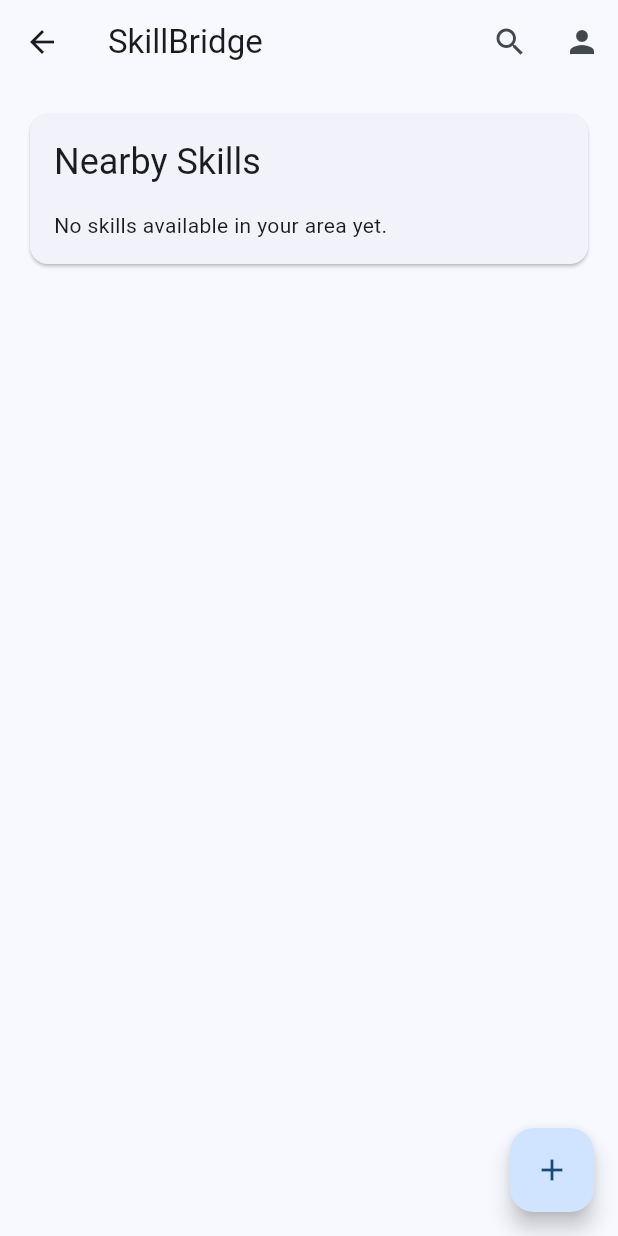
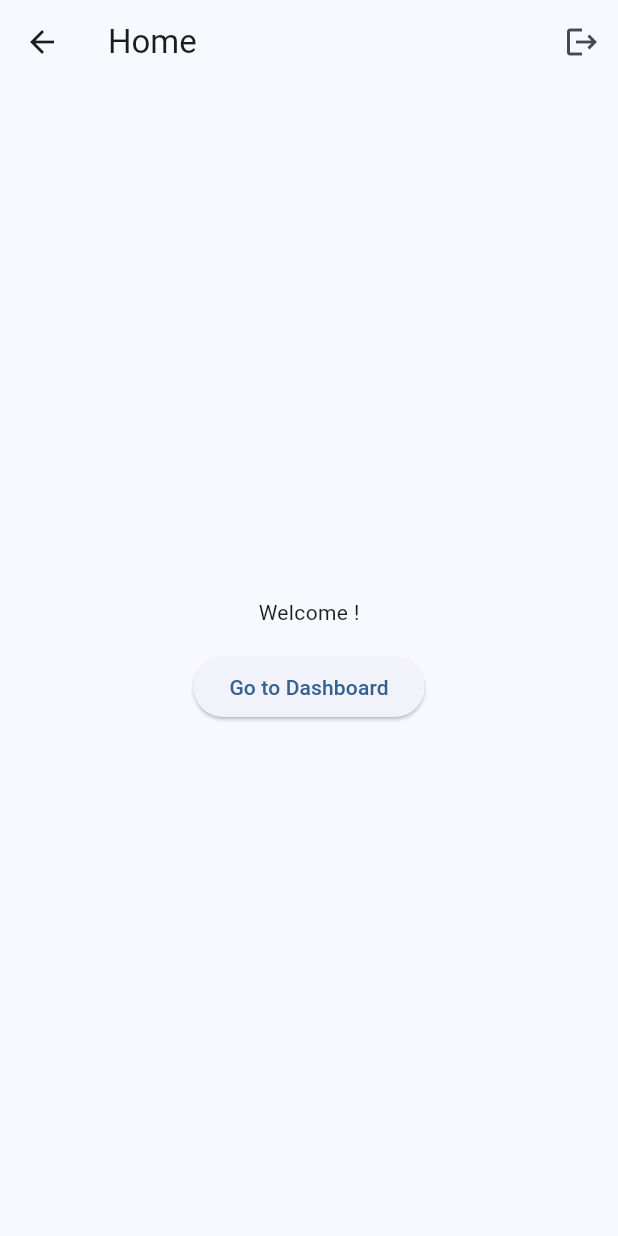
Before and after one commit to Iconoclast9000/skillbridge-community-app, a Flutter app: the HomeScreen screen opened directly, on a phone screen of 412 x 824 dp. Run offline on Flutter 3.47's test engine with Material 3 defaults, Android fonts, the phone set to English and light mode, and no system bars; our stand-ins replace flutter_secure_storage; missing offline and left inert: shared_preferences.dart; accounts and stored records are empty.

Commit message:
Fix home screen implementation

```diff
--- a/lib/screens/home/home_screen.dart
+++ b/lib/screens/home/home_screen.dart
@@ -1,47 +1,42 @@
 import 'package:flutter/material.dart';
+import 'package:provider/provider.dart';
+import '../../features/auth/admin_auth_controller.dart';
 
 class HomeScreen extends StatelessWidget {
+  const HomeScreen({Key? key}) : super(key: key);
+
   @override
   Widget build(BuildContext context) {
+    final authController = context.watch<AdminAuthController>();
+    final admin = authController.currentAdmin;
+
     return Scaffold(
       appBar: AppBar(
-        title: Text('SkillBridge'),
+        title: const Text('Home'),
         actions: [
           IconButton(
-            icon: Icon(Icons.search),
-            onPressed: () {},
-          ),
-          IconButton(
-            icon: Icon(Icons.person),
-            onPressed: () {},
+            icon: const Icon(Icons.logout),
+            onPressed: () async {
+              await authController.logout();
+              Navigator.pushReplacementNamed(context, '/admin/login');
+            },
           ),
         ],
       ),
-      body: ListView(
-        padding: EdgeInsets.all(16.0),
-        children: [
-          Card(
-            child: Padding(
-              padding: EdgeInsets.all(16.0),
-              child: Column(
-                crossAxisAlignment: CrossAxisAlignment.start,
-                children: [
-                  Text(
-                    'Nearby Skills',
-                    style: Theme.of(context).textTheme.headlineSmall,
-                  ),
-                  SizedBox(height: 16),
-                  Text('No skills available in your area yet.'),
-                ],
-              ),
+      body: Center(
+        child: Column(
+          mainAxisAlignment: MainAxisAlignment.center,
+          children: [
+            Text('Welcome ${admin?.username ?? 'User'}!'),
+            const SizedBox(height: 16),
+            ElevatedButton(
+              onPressed: () {
+                Navigator.pushNamed(context, '/admin/dashboard');
+              },
+              child: const Text('Go to Dashboard'),
             ),
-          ),
-        ],
-      ),
-      floatingActionButton: FloatingActionButton(
-        onPressed: () {},
-        child: Icon(Icons.add),
-        tooltip: 'Add Skill',
+          ],
+        ),
       ),
     );
   }
```
